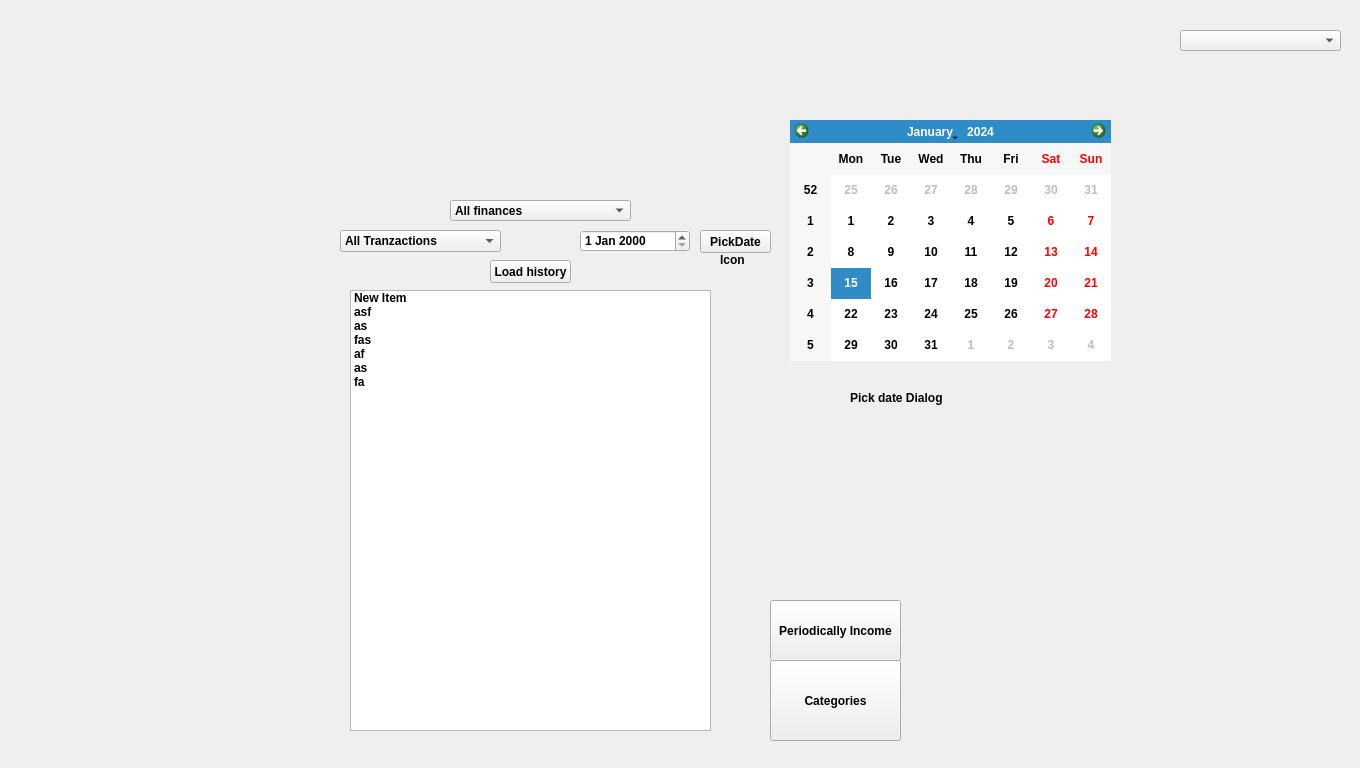
The window that 3_Solution/CleverClient/dashboard.ui (georgecpp/CleverPocket) describes before a commit, drawn with Qt 5.
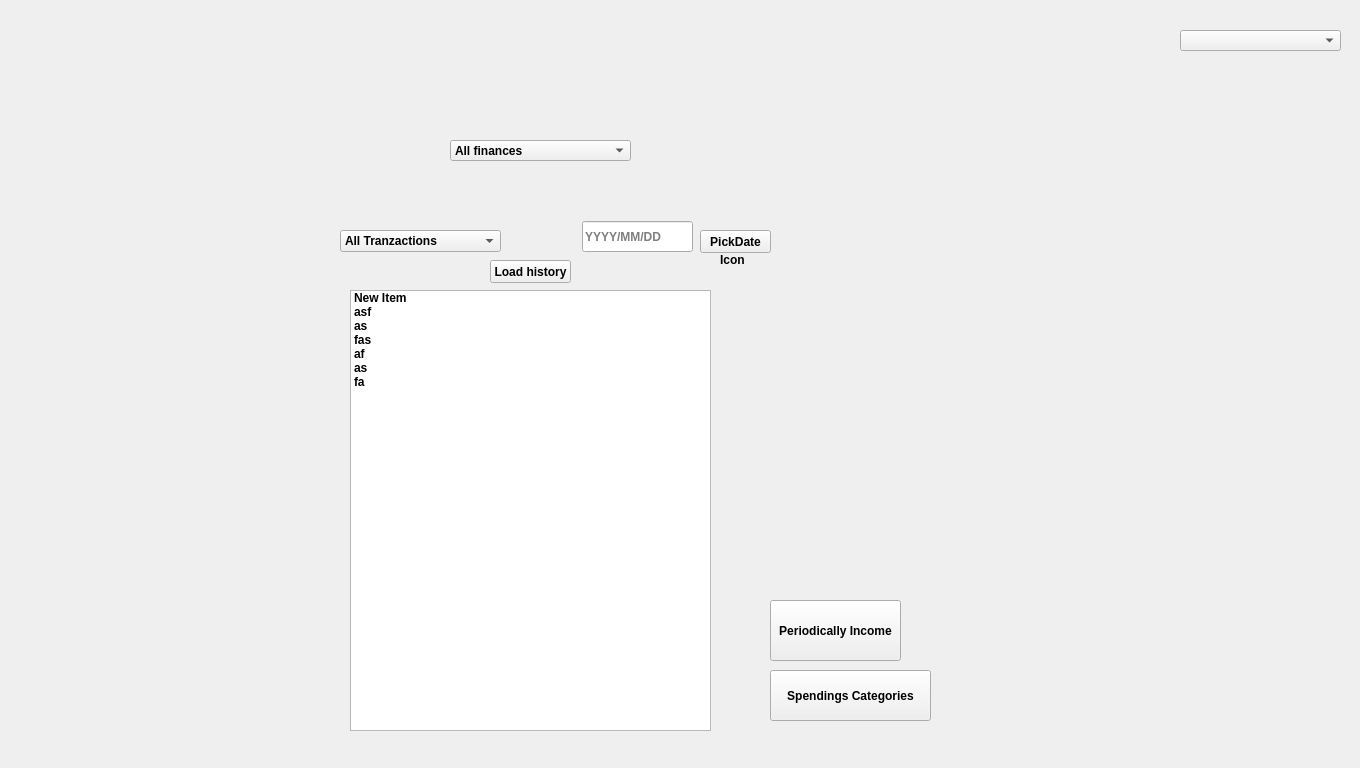
The same window after the commit. The open tabs and pages were chosen to show the change.

Patch:
```diff
--- a/3_Solution/CleverClient/dashboard.ui
+++ b/3_Solution/CleverClient/dashboard.ui
@@ -760,47 +760,6 @@
        <string>Spendings</string>
       </property>
      </item>
-     <item>
-      <property name="text">
-       <string/>
-      </property>
-     </item>
-    </widget>
-    <widget class="QDateEdit" name="historyDateEdit">
-     <property name="geometry">
-      <rect>
-       <x>580</x>
-       <y>230</y>
-       <width>110</width>
-       <height>22</height>
-      </rect>
-     </property>
-    </widget>
-    <widget class="QPushButton" name="categoriesPushButton">
-     <property name="geometry">
-      <rect>
-       <x>770</x>
-       <y>660</y>
-       <width>131</width>
-       <height>81</height>
-      </rect>
-     </property>
-     <property name="text">
-      <string>Categories</string>
-     </property>
-    </widget>
-    <widget class="QPushButton" name="pushButton_3">
-     <property name="geometry">
-      <rect>
-       <x>630</x>
-       <y>680</y>
-       <width>61</width>
-       <height>31</height>
-      </rect>
-     </property>
-     <property name="text">
-      <string>+</string>
-     </property>
     </widget>
     <widget class="QPushButton" name="periodicallyIncomePushButton">
      <property name="geometry">
@@ -864,7 +823,7 @@
      <property name="geometry">
       <rect>
        <x>450</x>
-       <y>200</y>
+       <y>140</y>
        <width>181</width>
        <height>21</height>
       </rect>
@@ -875,16 +834,6 @@
       </property>
      </item>
     </widget>
-    <widget class="QCalendarWidget" name="calendarWidget">
-     <property name="geometry">
-      <rect>
-       <x>790</x>
-       <y>120</y>
-       <width>321</width>
-       <height>241</height>
-      </rect>
-     </property>
-    </widget>
     <widget class="QPushButton" name="loadHistoryPushButton">
      <property name="geometry">
       <rect>
@@ -911,19 +860,6 @@
       <string>PickDate</string>
      </property>
     </widget>
-    <widget class="QLabel" name="label">
-     <property name="geometry">
-      <rect>
-       <x>850</x>
-       <y>390</y>
-       <width>211</width>
-       <height>16</height>
-      </rect>
-     </property>
-     <property name="text">
-      <string>Pick date Dialog</string>
-     </property>
-    </widget>
     <widget class="QLabel" name="label_2">
      <property name="geometry">
       <rect>
@@ -947,6 +883,32 @@
       </rect>
      </property>
     </widget>
+    <widget class="QLineEdit" name="dateLineEdit">
+     <property name="geometry">
+      <rect>
+       <x>582</x>
+       <y>221</y>
+       <width>111</width>
+       <height>31</height>
+      </rect>
+     </property>
+     <property name="placeholderText">
+      <string>YYYY/MM/DD</string>
+     </property>
+    </widget>
+    <widget class="QPushButton" name="spendingsCategoriesPushButton">
+     <property name="geometry">
+      <rect>
+       <x>770</x>
+       <y>670</y>
+       <width>161</width>
+       <height>51</height>
+      </rect>
+     </property>
+     <property name="text">
+      <string>Spendings Categories</string>
+     </property>
+    </widget>
    </widget>
    <widget class="QWidget" name="categoriesPage">
     <widget class="QCommandLinkButton" name="totalSpendingsCommandLinkButton">
```
Left out of the diff: 8 changed lines with no effect on the pictures.
